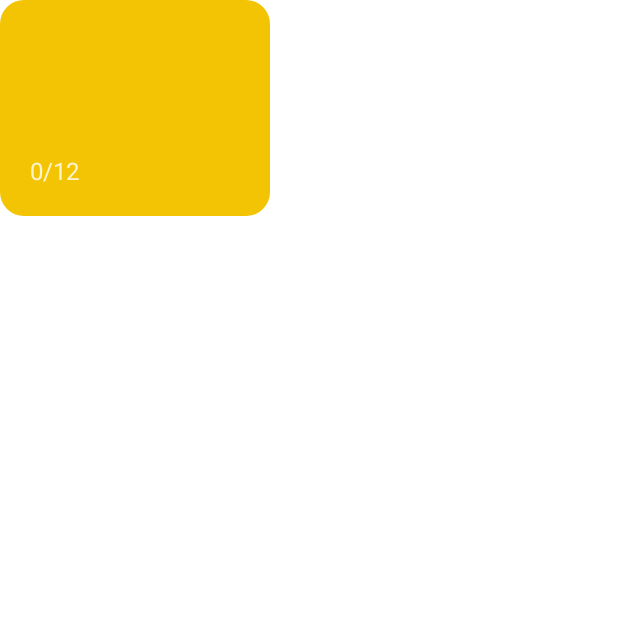
After one commit to Nexters/HagoMandal-AOS, an Android app built with Jetpack Compose: the composable SubGoalCard shown on its own in the app's theme, on a phone screen of 412 x 824 dp, the top half of it. The commit adds this screen. Run offline under Robolectric (Android 15) with nearby library versions, the phone set to English and light mode, and no system bars.

Commit message:
SubGoalCard 틀 잡기

```diff
--- /dev/null
+++ b/app/src/main/java/com/greedy0110/hagomandal/ui/SubGoalCard.kt
@@ -0,0 +1,84 @@
+package com.greedy0110.hagomandal.ui
+
+import androidx.compose.foundation.background
+import androidx.compose.foundation.layout.Column
+import androidx.compose.foundation.layout.Spacer
+import androidx.compose.foundation.layout.fillMaxWidth
+import androidx.compose.foundation.layout.padding
+import androidx.compose.foundation.layout.size
+import androidx.compose.foundation.shape.RoundedCornerShape
+import androidx.compose.foundation.text.BasicTextField
+import androidx.compose.foundation.text.KeyboardActions
+import androidx.compose.foundation.text.KeyboardOptions
+import androidx.compose.material.Text
+import androidx.compose.runtime.Composable
+import androidx.compose.runtime.mutableStateOf
+import androidx.compose.runtime.saveable.rememberSaveable
+import androidx.compose.ui.Alignment
+import androidx.compose.ui.Modifier
+import androidx.compose.ui.graphics.Color
+import androidx.compose.ui.graphics.SolidColor
+import androidx.compose.ui.text.TextStyle
+import androidx.compose.ui.text.font.FontWeight
+import androidx.compose.ui.text.input.ImeAction
+import androidx.compose.ui.tooling.preview.Preview
+import androidx.compose.ui.unit.ExperimentalUnitApi
+import androidx.compose.ui.unit.TextUnit
+import androidx.compose.ui.unit.TextUnitType
+import androidx.compose.ui.unit.dp
+
+@OptIn(ExperimentalUnitApi::class)
+@Composable
+fun SubGoalCard(
+    modifier: Modifier = Modifier,
+    backgroundColor: Color = Color(0xfff3c403)
+) {
+    // TODO: text size가 선택적으로 변경되어야한다.
+    val (title, setTitle) = rememberSaveable { mutableStateOf("") }
+    val maxTitleLength = 12
+
+    Column(
+        // TODO: shadow 설정은 어떻게?
+        modifier = modifier
+            .background(backgroundColor, shape = RoundedCornerShape(16.dp))
+            .padding(top = 16.dp, start = 20.dp, end = 20.dp, bottom = 20.dp),
+        horizontalAlignment = Alignment.Start
+    ) {
+        // TODO: hint 설정은 어떻게?
+        BasicTextField(
+            value = title,
+            onValueChange = setTitle,
+            // TODO: 마지막 요소는 imeAction이 다를 것.
+            keyboardOptions = KeyboardOptions(imeAction = ImeAction.Next),
+            keyboardActions = KeyboardActions(
+                onNext = { },
+                onDone = { },
+            ),
+            // TODO: textStyle 지정은 전체적으로 고려하기
+            textStyle = TextStyle(
+                color = Color.White,
+                fontWeight = FontWeight.W500,
+                fontSize = TextUnit(20f, TextUnitType.Sp)
+            ),
+            cursorBrush = SolidColor(Color.White),
+
+        )
+        Spacer(modifier = Modifier.size(66.dp))
+        Text(
+            text = "${title.length}/$maxTitleLength",
+//            fontSize = 12.dp,
+            color = Color.White.copy(alpha = 0.8f)
+        )
+    }
+}
+
+@Preview(widthDp = 320, heightDp = 640)
+@Composable
+fun PreviewSubGoalCard() {
+    Column(modifier = Modifier.padding(20.dp)) {
+        SubGoalCard(modifier = Modifier.fillMaxWidth(), backgroundColor = Color(0xff5533c0))
+        SubGoalCard(modifier = Modifier.fillMaxWidth(), backgroundColor = Color(0xff35ace4))
+        SubGoalCard(modifier = Modifier.fillMaxWidth(), backgroundColor = Color(0xff09c6a6))
+        SubGoalCard(modifier = Modifier.fillMaxWidth(), backgroundColor = Color(0xfff3c403))
+    }
+}
--- a/app/src/main/java/com/greedy0110/hagomandal/ui/SubGoalScreen.kt
+++ b/app/src/main/java/com/greedy0110/hagomandal/ui/SubGoalScreen.kt
@@ -3,6 +3,7 @@ package com.greedy0110.hagomandal.ui
 import androidx.compose.material.Text
 import androidx.compose.runtime.Composable
 import androidx.compose.ui.tooling.preview.Preview
+import com.greedy0110.hagomandal.ui.theme.HagoMandalTheme
 
 @Composable
 fun SubGaolScreen() {
@@ -12,4 +13,7 @@ fun SubGaolScreen() {
 @Preview
 @Composable
 fun PreviewSubGaolScreen() {
+    HagoMandalTheme {
+        SubGaolScreen()
+    }
 }
```
